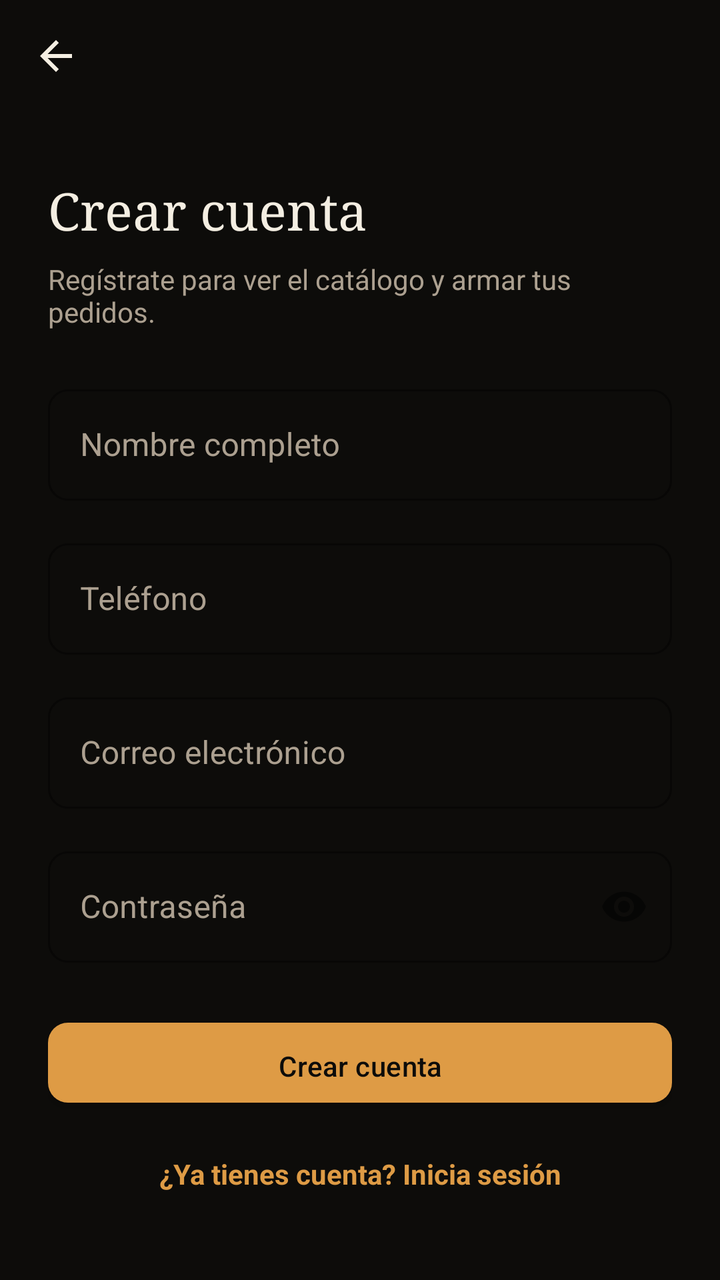
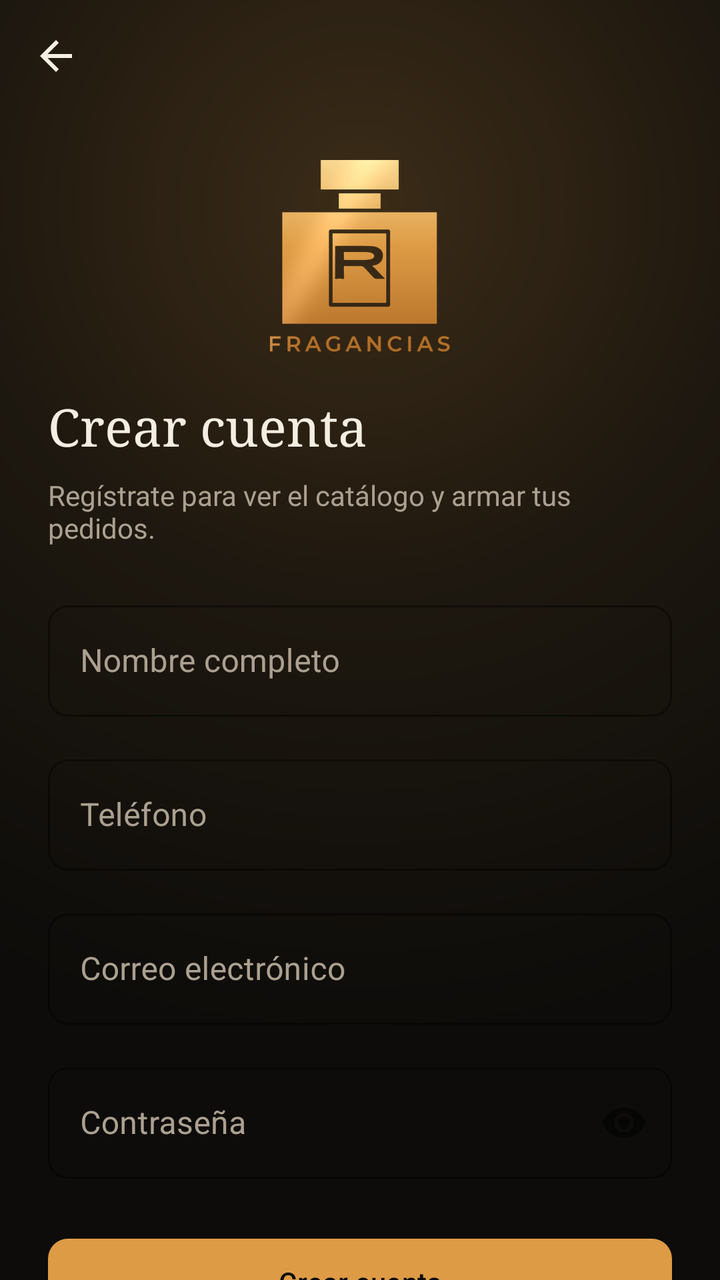

Two renders of the same Android screen: before a commit and after it. Below are the layout's source before the change and the commit's diff.
<!-- AndroidManifest.xml: application theme Theme.RFragancias -->
<!-- res/layout/activity_registro.xml -->
<?xml version="1.0" encoding="utf-8"?>
<androidx.core.widget.NestedScrollView xmlns:android="http://schemas.android.com/apk/res/android"
    xmlns:app="http://schemas.android.com/apk/res-auto"
    xmlns:tools="http://schemas.android.com/tools"
    android:layout_width="match_parent"
    android:layout_height="match_parent"
    android:background="@color/bg"
    android:fillViewport="true">

    <LinearLayout
        android:layout_width="match_parent"
        android:layout_height="wrap_content"
        android:orientation="vertical">

        <androidx.appcompat.widget.Toolbar
            android:id="@+id/toolbar"
            android:layout_width="match_parent"
            android:layout_height="?attr/actionBarSize"
            android:background="@color/bg"
            app:navigationIcon="@drawable/ic_back"
            app:title=""
            app:titleTextColor="@color/text_primary" />

        <LinearLayout
            android:layout_width="match_parent"
            android:layout_height="wrap_content"
            android:orientation="vertical"
            android:padding="@dimen/spacing_lg">

        <TextView
            android:layout_width="match_parent"
            android:layout_height="wrap_content"
            android:layout_marginTop="8dp"
            android:text="@string/titulo_registro"
            android:textSize="26sp"
            style="@style/TextDisplay" />

        <TextView
            android:layout_width="match_parent"
            android:layout_height="wrap_content"
            android:layout_marginTop="8dp"
            android:text="@string/registro_subtitulo"
            style="@style/TextBodyMuted" />

        <com.google.android.material.textfield.TextInputLayout
            android:id="@+id/layout_nombre"
            android:layout_width="match_parent"
            android:layout_height="wrap_content"
            android:layout_marginTop="@dimen/spacing_lg"
            style="@style/Widget.RFragancias.TextInputLayout">

            <com.google.android.material.textfield.TextInputEditText
                android:id="@+id/edit_nombre"
                android:layout_width="match_parent"
                android:layout_height="wrap_content"
                android:hint="@string/hint_nombre_completo"
                android:inputType="textPersonName"
                android:singleLine="true" />
        </com.google.android.material.textfield.TextInputLayout>

        <com.google.android.material.textfield.TextInputLayout
            android:id="@+id/layout_telefono"
            android:layout_width="match_parent"
            android:layout_height="wrap_content"
            android:layout_marginTop="@dimen/spacing_md"
            style="@style/Widget.RFragancias.TextInputLayout">

            <com.google.android.material.textfield.TextInputEditText
                android:id="@+id/edit_telefono"
                android:layout_width="match_parent"
                android:layout_height="wrap_content"
                android:hint="@string/hint_telefono_registro"
                android:inputType="phone"
                android:singleLine="true" />
        </com.google.android.material.textfield.TextInputLayout>

        <com.google.android.material.textfield.TextInputLayout
            android:id="@+id/layout_correo"
            android:layout_width="match_parent"
            android:layout_height="wrap_content"
            android:layout_marginTop="@dimen/spacing_md"
            style="@style/Widget.RFragancias.TextInputLayout">

            <com.google.android.material.textfield.TextInputEditText
                android:id="@+id/edit_correo"
                android:layout_width="match_parent"
                android:layout_height="wrap_content"
                android:hint="@string/hint_correo"
                android:inputType="textEmailAddress"
                android:singleLine="true" />
        </com.google.android.material.textfield.TextInputLayout>

        <com.google.android.material.textfield.TextInputLayout
            android:id="@+id/layout_password"
            android:layout_width="match_parent"
            android:layout_height="wrap_content"
            android:layout_marginTop="@dimen/spacing_md"
            app:passwordToggleEnabled="true"
            style="@style/Widget.RFragancias.TextInputLayout">

            <com.google.android.material.textfield.TextInputEditText
                android:id="@+id/edit_password"
                android:layout_width="match_parent"
                android:layout_height="wrap_content"
                android:hint="@string/hint_clave_registro"
                android:inputType="textPassword"
                android:singleLine="true" />
        </com.google.android.material.textfield.TextInputLayout>

        <TextView
            android:id="@+id/texto_error"
            android:layout_width="match_parent"
            android:layout_height="wrap_content"
            android:layout_marginTop="10dp"
            android:gravity="center"
            android:textColor="@color/danger"
            android:visibility="gone"
            tools:ignore="RtlSymmetry" />

        <com.google.android.material.button.MaterialButton
            android:id="@+id/btn_crear_cuenta"
            android:layout_width="match_parent"
            android:layout_height="52dp"
            android:layout_marginTop="@dimen/spacing_lg"
            android:text="@string/btn_crear_cuenta" />

        <ProgressBar
            android:id="@+id/progress_registro"
            android:layout_width="wrap_content"
            android:layout_height="wrap_content"
            android:layout_gravity="center_horizontal"
            android:layout_marginTop="16dp"
            android:indeterminateTint="@color/primary"
            android:visibility="gone" />

        <TextView
            android:id="@+id/link_ya_tengo_cuenta"
            android:layout_width="match_parent"
            android:layout_height="wrap_content"
            android:layout_marginTop="12dp"
            android:padding="8dp"
            android:gravity="center"
            android:text="@string/link_ya_tengo_cuenta"
            android:textColor="@color/primary"
            android:textStyle="bold"
            android:clickable="true"
            android:focusable="true" />

        </LinearLayout>
    </LinearLayout>
</androidx.core.widget.NestedScrollView>
<!-- resources referenced by this layout -->
<resources>
  <color name="bg">#0D0C0A</color>
  <color name="danger">#E08A72</color>
  <color name="primary">#DE9B45</color>
  <color name="text_primary">#F4EEE2</color>
  <dimen name="spacing_lg">24dp</dimen>
  <dimen name="spacing_md">16dp</dimen>
  <!-- drawable ic_back (drawable) -->
  <vector xmlns:android="http://schemas.android.com/apk/res/android"
      android:width="24dp" android:height="24dp" android:viewportWidth="24" android:viewportHeight="24">
      <path android:fillColor="#F4EEE2" android:pathData="M20,11H7.83l5.59,-5.59L12,4l-8,8 8,8 1.41,-1.41L7.83,13H20v-2z"/>
  </vector>
  <string name="btn_crear_cuenta">Crear cuenta</string>
  <string name="hint_clave_registro">Contraseña</string>
  <string name="hint_correo">Correo electrónico</string>
  <string name="hint_nombre_completo">Nombre completo</string>
  <string name="hint_telefono_registro">Teléfono</string>
  <string name="link_ya_tengo_cuenta">¿Ya tienes cuenta? Inicia sesión</string>
  <string name="registro_subtitulo">Regístrate para ver el catálogo y armar tus pedidos.</string>
  <string name="titulo_registro">Crear cuenta</string>
  <style name="TextBodyMuted">
          <item name="android:textColor">@color/text_muted</item>
          <item name="android:textSize">14sp</item>
      </style>
  <style name="TextDisplay">
          <item name="android:textColor">@color/text_primary</item>
          <item name="android:fontFamily">serif</item>
          <item name="android:textSize">26sp</item>
          <item name="android:textStyle">normal</item>
      </style>
  <style name="Widget.RFragancias.TextInputLayout" parent="Widget.MaterialComponents.TextInputLayout.OutlinedBox">
          <item name="boxStrokeColor">@color/border</item>
          <item name="hintTextColor">@color/primary</item>
          <item name="android:textColorHint">@color/text_muted</item>
          <item name="boxCornerRadiusTopStart">10dp</item>
          <item name="boxCornerRadiusTopEnd">10dp</item>
          <item name="boxCornerRadiusBottomStart">10dp</item>
          <item name="boxCornerRadiusBottomEnd">10dp</item>
      </style>
  <color name="text_muted">#ACA090</color>
  <color name="border">#2C2620</color>
  <color name="surface">#1B1712</color>
  <style name="Widget.RFragancias.Button" parent="Widget.MaterialComponents.Button">
          <item name="backgroundTint">@color/primary</item>
          <item name="android:textColor">@color/bg</item>
          <item name="android:textAllCaps">false</item>
          <item name="cornerRadius">10dp</item>
          <item name="android:letterSpacing">0.01</item>
          <item name="android:paddingTop">12dp</item>
          <item name="android:paddingBottom">12dp</item>
      </style>
  <style name="Widget.RFragancias.EditText" parent="Widget.AppCompat.EditText">
          <item name="android:textColor">@color/text_primary</item>
          <item name="android:textColorHint">@color/text_muted</item>
      </style>
  <!-- unchanged entries left out for length: 1 -->
</resources>

<!-- the commit's change to res/layout/activity_registro.xml (unified diff, before → after) -->
@@ -4,7 +4,7 @@
     xmlns:tools="http://schemas.android.com/tools"
     android:layout_width="match_parent"
     android:layout_height="match_parent"
-    android:background="@color/bg"
+    android:background="@drawable/bg_login"
     android:fillViewport="true">
 
     <LinearLayout
@@ -16,7 +16,7 @@
             android:id="@+id/toolbar"
             android:layout_width="match_parent"
             android:layout_height="?attr/actionBarSize"
-            android:background="@color/bg"
+            android:background="@android:color/transparent"
             app:navigationIcon="@drawable/ic_back"
             app:title=""
             app:titleTextColor="@color/text_primary" />
@@ -27,10 +27,18 @@
             android:orientation="vertical"
             android:padding="@dimen/spacing_lg">
 
+        <ImageView
+            android:layout_width="wrap_content"
+            android:layout_height="96dp"
+            android:layout_gravity="center_horizontal"
+            android:adjustViewBounds="true"
+            android:src="@drawable/logo_rfragancias"
+            android:contentDescription="@string/app_name" />
+
         <TextView
             android:layout_width="match_parent"
             android:layout_height="wrap_content"
-            android:layout_marginTop="8dp"
+            android:layout_marginTop="20dp"
             android:text="@string/titulo_registro"
             android:textSize="26sp"
             style="@style/TextDisplay" />
<!-- resource entries referenced after the edit -->
@@ -6,11 +6,34 @@
   <color name="text_primary">#F4EEE2</color>
   <dimen name="spacing_lg">24dp</dimen>
   <dimen name="spacing_md">16dp</dimen>
+  <!-- drawable bg_login (drawable) -->
+  <?xml version="1.0" encoding="utf-8"?>
+  <layer-list xmlns:android="http://schemas.android.com/apk/res/android">
+      <item>
+          <shape android:shape="rectangle">
+              <solid android:color="@color/bg" />
+          </shape>
+      </item>
+      <item>
+          <shape android:shape="rectangle">
+              <gradient
+                  android:type="radial"
+                  android:centerX="0.5"
+                  android:centerY="0.16"
+                  android:gradientRadius="420dp"
+                  android:startColor="#38DE9B45"
+                  android:centerColor="#12DE9B45"
+                  android:endColor="#00000000" />
+          </shape>
+      </item>
+  </layer-list>
   <!-- drawable ic_back (drawable) -->
   <vector xmlns:android="http://schemas.android.com/apk/res/android"
       android:width="24dp" android:height="24dp" android:viewportWidth="24" android:viewportHeight="24">
       <path android:fillColor="#F4EEE2" android:pathData="M20,11H7.83l5.59,-5.59L12,4l-8,8 8,8 1.41,-1.41L7.83,13H20v-2z"/>
   </vector>
+  <!-- drawable logo_rfragancias: png bitmap (drawable-nodpi, 103710 bytes) -->
+  <string name="app_name">R FRAGANCIAS</string>
   <string name="btn_crear_cuenta">Crear cuenta</string>
   <string name="hint_clave_registro">Contraseña</string>
   <string name="hint_correo">Correo electrónico</string>
